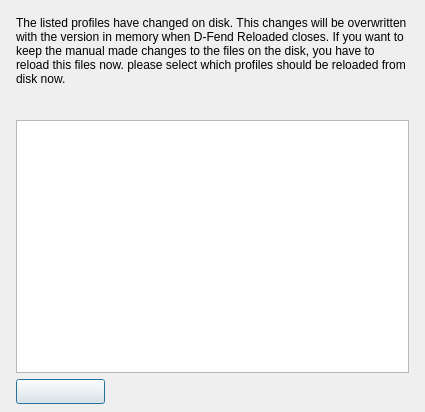
Before: the Qt Designer form src/forms/CacheChooseFormUnit.ui in Eldricos/D-Fend-Reborn, drawn with Qt 5.
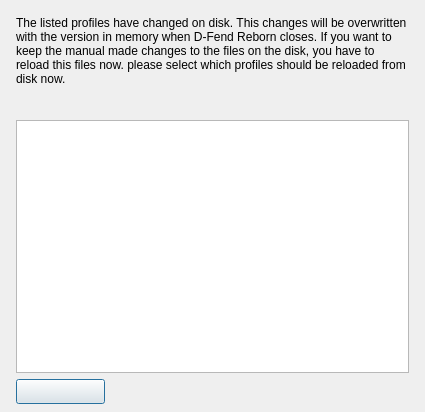
After: the same form once the commit is applied.

Commit message: Rename to D-Fend Reborn, GitHub update check, Linux data folder, cleanups

Patch:
```diff
--- a/src/forms/CacheChooseFormUnit.ui
+++ b/src/forms/CacheChooseFormUnit.ui
@@ -11,7 +11,7 @@
     <property name="vclDesignHeight" stdset="0"><number>412</number></property>
     <widget class="QLabel" name="InfoLabel">
       <property name="geometry"><rect><x>16</x><y>16</y><width>393</width><height>105</height></rect></property>
-      <property name="text"><string>The listed profiles have changed on disk. This changes will be overwritten with the version in memory when D-Fend Reloaded closes. If you want to keep the manual made changes to the files on the disk, you have to reload this files now. please select which profiles should be reloaded from disk now.</string></property>
+      <property name="text"><string>The listed profiles have changed on disk. This changes will be overwritten with the version in memory when D-Fend Reborn closes. If you want to keep the manual made changes to the files on the disk, you have to reload this files now. please select which profiles should be reloaded from disk now.</string></property>
       <property name="textFormat"><enum>Qt::PlainText</enum></property>
       <property name="wordWrap"><bool>true</bool></property>
       <property name="alignment"><set>Qt::AlignLeft|Qt::AlignTop</set></property>
```
The commit also changes 83 other files.
